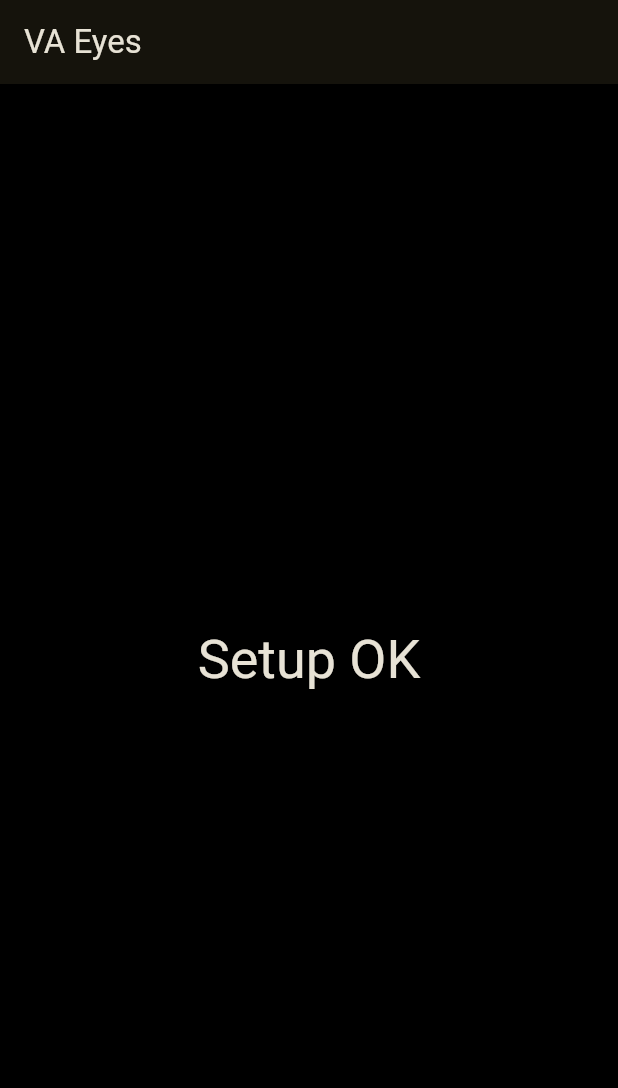
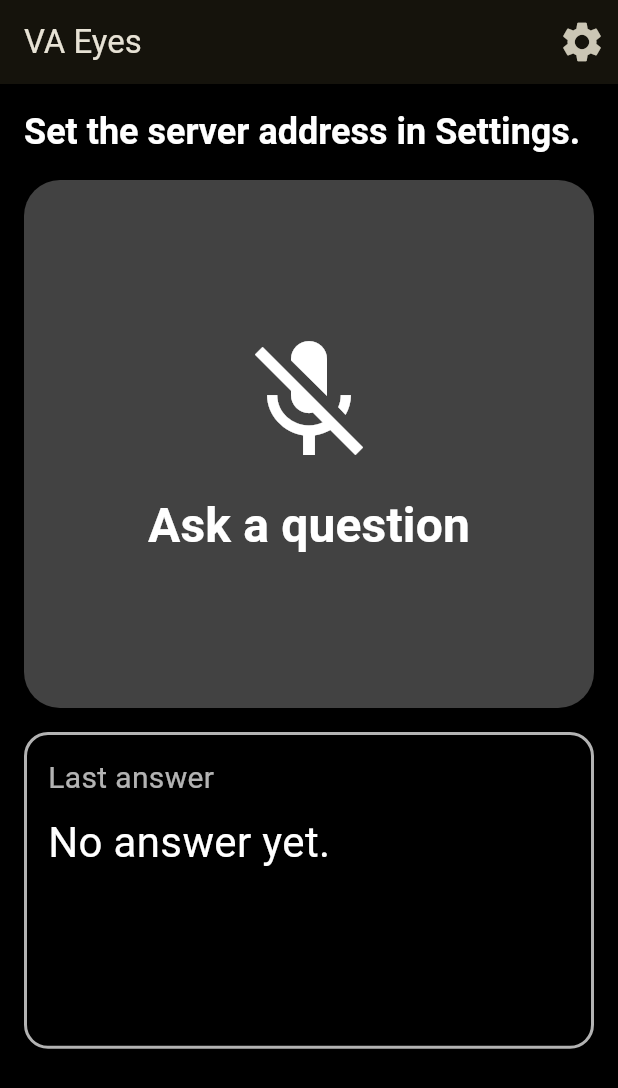
Before and after one commit to MhmdAssidi/voice-assistant-with-eyes, a Flutter app: the screen it shows after launch, on a phone screen of 412 x 824 dp. Shown: the top 1088 px of the screen. Run offline on Flutter 3.47's test engine with Material 3 defaults, Android fonts, the phone set to English and light mode, and no system bars; our stand-ins replace shared_preferences.

Commit message:
feat(mobile): accessible main screen, settings and app state [B2]

```diff
--- /dev/null
+++ b/mobile/lib/l10n/strings.dart
@@ -0,0 +1,147 @@
+import 'package:flutter/widgets.dart';
+
+/// Every text the app shows or announces, in English, French and Arabic.
+///
+/// The language is the user's preferred language from the settings screen.
+/// (Spoken answers follow the language of the question, see B9.)
+class AppStrings {
+  const AppStrings._({
+    required this.appTitle,
+    required this.settings,
+    required this.askButton,
+    required this.stopButton,
+    required this.askHint,
+    required this.statusConnecting,
+    required this.statusNoServer,
+    required this.statusOffline,
+    required this.statusReady,
+    required this.statusListening,
+    required this.statusThinking,
+    required this.statusError,
+    required this.lastAnswer,
+    required this.noAnswerYet,
+    required this.testAnswer,
+    required this.serverAddress,
+    required this.serverAddressHint,
+    required this.serverAddressInvalid,
+    required this.language,
+    required this.save,
+    required this.saved,
+    required this.cameraConnected,
+    required this.cameraDisconnected,
+  });
+
+  final String appTitle;
+  final String settings;
+  final String askButton;
+  final String stopButton;
+  final String askHint;
+  final String statusConnecting;
+  final String statusNoServer;
+  final String statusOffline;
+  final String statusReady;
+  final String statusListening;
+  final String statusThinking;
+  final String statusError;
+  final String lastAnswer;
+  final String noAnswerYet;
+  final String testAnswer;
+  final String serverAddress;
+  final String serverAddressHint;
+  final String serverAddressInvalid;
+  final String language;
+  final String save;
+  final String saved;
+  final String cameraConnected;
+  final String cameraDisconnected;
+
+  /// Supported languages: code -> name written in that language.
+  static const languages = {'en': 'English', 'fr': 'Français', 'ar': 'العربية'};
+
+  static AppStrings of(String languageCode) => switch (languageCode) {
+        'fr' => _fr,
+        'ar' => _ar,
+        _ => _en,
+      };
+
+  static TextDirection directionOf(String languageCode) =>
+      languageCode == 'ar' ? TextDirection.rtl : TextDirection.ltr;
+
+  static const _en = AppStrings._(
+    appTitle: 'VA Eyes',
+    settings: 'Settings',
+    askButton: 'Ask a question',
+    stopButton: 'Stop and send',
+    askHint: 'Tap to start speaking, tap again to send.',
+    statusConnecting: 'Connecting to the server…',
+    statusNoServer: 'Set the server address in Settings.',
+    statusOffline: 'Server not reachable. Check the Wi-Fi and the server address.',
+    statusReady: 'Ready. Tap the big button to ask.',
+    statusListening: 'Listening. Tap again to stop.',
+    statusThinking: 'Thinking…',
+    statusError: 'Something went wrong. Please try again.',
+    lastAnswer: 'Last answer',
+    noAnswerYet: 'No answer yet.',
+    testAnswer: 'Test answer. Real answers come in a later step.',
+    serverAddress: 'Server IP address',
+    serverAddressHint: 'For example 192.168.0.105',
+    serverAddressInvalid: 'Enter an address like 192.168.0.105',
+    language: 'Language',
+    save: 'Save',
+    saved: 'Settings saved.',
+    cameraConnected: 'Camera connected.',
+    cameraDisconnected: 'Camera disconnected.',
+  );
+
+  static const _fr = AppStrings._(
+    appTitle: 'VA Eyes',
+    settings: 'Réglages',
+    askButton: 'Poser une question',
+    stopButton: 'Arrêter et envoyer',
+    askHint: 'Touchez pour parler, touchez à nouveau pour envoyer.',
+    statusConnecting: 'Connexion au serveur…',
+    statusNoServer: 'Indiquez l’adresse du serveur dans les réglages.',
+    statusOffline: 'Serveur injoignable. Vérifiez le Wi-Fi et l’adresse du serveur.',
+    statusReady: 'Prêt. Touchez le grand bouton pour poser une question.',
+    statusListening: 'J’écoute. Touchez à nouveau pour arrêter.',
+    statusThinking: 'Je réfléchis…',
+    statusError: 'Une erreur s’est produite. Veuillez réessayer.',
+    lastAnswer: 'Dernière réponse',
+    noAnswerYet: 'Pas encore de réponse.',
+    testAnswer: 'Réponse de test. Les vraies réponses arrivent dans une prochaine étape.',
+    serverAddress: 'Adresse IP du serveur',
+    serverAddressHint: 'Par exemple 192.168.0.105',
+    serverAddressInvalid: 'Entrez une adresse comme 192.168.0.105',
+    language: 'Langue',
+    save: 'Enregistrer',
+    saved: 'Réglages enregistrés.',
+    cameraConnected: 'Caméra connectée.',
+    cameraDisconnected: 'Caméra déconnectée.',
+  );
+
+  static const _ar = AppStrings._(
+    appTitle: 'VA Eyes',
+    settings: 'الإعدادات',
+    askButton: 'اطرح سؤالاً',
+    stopButton: 'أوقف وأرسل',
+    askHint: 'انقر لبدء الكلام، ثم انقر مرة أخرى للإرسال.',
+    statusConnecting: 'جارٍ الاتصال بالخادم…',
+    statusNoServer: 'أدخل عنوان الخادم في الإعدادات.',
+    statusOffline: 'تعذّر الوصول إلى الخادم. تحقّق من شبكة الواي فاي وعنوان الخادم.',
+    statusReady: 'جاهز. انقر على الزر الكبير لطرح سؤال.',
+    statusListening: 'أستمع. انقر مرة أخرى للإيقاف.',
+    statusThinking: 'أفكّر…',
+    statusError: 'حدث خطأ. يرجى المحاولة مرة أخرى.',
+    lastAnswer: 'آخر إجابة',
+    noAnswerYet: 'لا توجد إجابة بعد.',
+    testAnswer: 'إجابة تجريبية. الإجابات الحقيقية تأتي في خطوة لاحقة.',
+    serverAddress: 'عنوان IP للخادم',
+    serverAddressHint: 'مثلاً 192.168.0.105',
+    serverAddressInvalid: 'أدخل عنوانًا مثل 192.168.0.105',
+    language: 'اللغة',
+    save: 'حفظ',
+    saved: 'تم حفظ الإعدادات.',
+    cameraConnected: 'الكاميرا متصلة.',
+    cameraDisconnected: 'الكاميرا غير متصلة.',
+  );
+}
--- a/mobile/lib/main.dart
+++ b/mobile/lib/main.dart
@@ -1,9 +1,17 @@
 import 'package:flutter/material.dart';
 
+import 'l10n/strings.dart';
 import 'screens/home_screen.dart';
+import 'state/app_state.dart';
 
-void main() {
-  runApp(const VaApp());
+Future<void> main() async {
+  WidgetsFlutterBinding.ensureInitialized();
+  final state = AppState();
+  // Load the saved server address and language before the first frame,
+  // so the screen does not flash in the wrong language.
+  await state.loadSettings();
+  state.startMonitoring();
+  runApp(VaApp(state: state));
 }
 
 /// Root widget of the "Voice Assistant with Eyes" phone app.
@@ -11,7 +19,9 @@ void main() {
 /// High-contrast dark theme with large text: the app is built for blind and
 /// visually impaired users who rely on TalkBack or on very large type.
 class VaApp extends StatelessWidget {
-  const VaApp({super.key});
+  const VaApp({super.key, required this.state});
+
+  final AppState state;
 
   @override
   Widget build(BuildContext context) {
@@ -26,7 +36,15 @@ class VaApp extends StatelessWidget {
         scaffoldBackgroundColor: Colors.black,
         useMaterial3: true,
       ),
-      home: const HomeScreen(),
+      // Right-to-left layout when the app language is Arabic.
+      builder: (context, child) => ListenableBuilder(
+        listenable: state,
+        builder: (context, _) => Directionality(
+          textDirection: AppStrings.directionOf(state.settings.language),
+          child: child!,
+        ),
+      ),
+      home: HomeScreen(state: state),
     );
   }
 }
--- a/mobile/lib/screens/home_screen.dart
+++ b/mobile/lib/screens/home_screen.dart
@@ -1,29 +1,188 @@
 import 'package:flutter/material.dart';
+import 'package:flutter/semantics.dart';
 
-/// Placeholder main screen (B0).
-///
-/// B2 replaces this with the full-screen "Ask" button, the status line
-/// announced to screen readers and the last answer in large text.
-class HomeScreen extends StatelessWidget {
-  const HomeScreen({super.key});
+import '../l10n/strings.dart';
+import '../state/app_state.dart';
+import 'settings_screen.dart';
+
+/// Main screen, built for TalkBack and very large text:
+///   1. status line (what the app is doing, also announced aloud)
+///   2. one huge "Ask" button: tap to start, tap again to send
+///   3. the last answer in large text
+class HomeScreen extends StatefulWidget {
+  const HomeScreen({super.key, required this.state});
+
+  final AppState state;
+
+  @override
+  State<HomeScreen> createState() => _HomeScreenState();
+}
+
+class _HomeScreenState extends State<HomeScreen> {
+  @override
+  void initState() {
+    super.initState();
+    widget.state.onAnnounce = _announce;
+  }
+
+  @override
+  void dispose() {
+    widget.state.onAnnounce = null;
+    super.dispose();
+  }
+
+  /// Makes TalkBack speak [message] even if the user's focus is elsewhere.
+  void _announce(String message) {
+    if (!mounted) return;
+    SemanticsService.sendAnnouncement(
+      View.of(context),
+      message,
+      AppStrings.directionOf(widget.state.settings.language),
+    );
+  }
 
   @override
   Widget build(BuildContext context) {
-    return Scaffold(
-      appBar: AppBar(title: const Text('VA Eyes')),
-      body: Center(
-        child: Padding(
-          padding: const EdgeInsets.all(24),
-          child: Semantics(
-            liveRegion: true,
-            child: Text(
-              'Setup OK',
-              textAlign: TextAlign.center,
-              style: Theme.of(context).textTheme.displaySmall,
+    return ListenableBuilder(
+      listenable: widget.state,
+      builder: (context, _) {
+        final state = widget.state;
+        final s = state.strings;
+        return Scaffold(
+          appBar: AppBar(
+            title: Text(s.appTitle),
+            actions: [
+              IconButton(
+                // semanticLabel is what TalkBack reads: "Settings, button"
+                icon: Icon(Icons.settings, semanticLabel: s.settings),
+                iconSize: 32,
+                onPressed: () => Navigator.of(context).push(
+                  MaterialPageRoute<void>(builder: (_) => SettingsScreen(state: state)),
+                ),
+              ),
+            ],
+          ),
+          body: SafeArea(
+            child: Padding(
+              padding: const EdgeInsets.all(16),
+              child: Column(
+                crossAxisAlignment: CrossAxisAlignment.stretch,
+                children: [
+                  Flexible(flex: 2, child: _StatusLine(text: state.statusText)),
+                  const SizedBox(height: 16),
+                  Expanded(flex: 5, child: _AskButton(state: state)),
+                  const SizedBox(height: 16),
+                  Expanded(
+                    flex: 3,
+                    child: _LastAnswer(
+                      title: s.lastAnswer,
+                      answer: state.lastAnswer ?? s.noAnswerYet,
+                    ),
+                  ),
+                ],
+              ),
             ),
           ),
+        );
+      },
+    );
+  }
+}
+
+class _StatusLine extends StatelessWidget {
+  const _StatusLine({required this.text});
+
+  final String text;
+
+  @override
+  Widget build(BuildContext context) {
+    // Scrolls instead of overflowing when the user's text size is 200%.
+    return SingleChildScrollView(
+      child: Text(
+        text,
+        style: Theme.of(context).textTheme.headlineSmall?.copyWith(
+              color: Colors.white,
+              fontWeight: FontWeight.bold,
+            ),
+      ),
+    );
+  }
+}
+
+class _AskButton extends StatelessWidget {
+  const _AskButton({required this.state});
+
+  final AppState state;
+
+  @override
+  Widget build(BuildContext context) {
+    final s = state.strings;
+    // Each state differs by text AND icon, not only by colour.
+    // Colour pairs all have a contrast ratio above 4.5:1.
+    final (String label, IconData icon, Color background, Color foreground) =
+        switch (state.status) {
+      AppStatus.listening => (s.stopButton, Icons.stop_circle, const Color(0xFFC62828), Colors.white),
+      AppStatus.thinking => (s.statusThinking, Icons.hourglass_top, const Color(0xFF424242), Colors.white),
+      AppStatus.ready || AppStatus.error => (s.askButton, Icons.mic, const Color(0xFFFFD600), Colors.black),
+      _ => (s.askButton, Icons.mic_off, const Color(0xFF424242), Colors.white),
+    };
+
+    return FilledButton(
+      onPressed: state.onAskPressed,
+      style: FilledButton.styleFrom(
+        backgroundColor: background,
+        foregroundColor: foreground,
+        shape: RoundedRectangleBorder(borderRadius: BorderRadius.circular(24)),
+        padding: const EdgeInsets.all(16),
+      ),
+      child: Semantics(
+        hint: s.askHint,
+        child: Column(
+          mainAxisAlignment: MainAxisAlignment.center,
+          children: [
+            Icon(icon, size: 96),
+            const SizedBox(height: 12),
+            Flexible(
+              child: Text(
+                label,
+                textAlign: TextAlign.center,
+                style: const TextStyle(fontSize: 32, fontWeight: FontWeight.bold),
+              ),
+            ),
+          ],
         ),
       ),
     );
   }
 }
+
+class _LastAnswer extends StatelessWidget {
+  const _LastAnswer({required this.title, required this.answer});
+
+  final String title;
+  final String answer;
+
+  @override
+  Widget build(BuildContext context) {
+    return DecoratedBox(
+      decoration: BoxDecoration(
+        border: Border.all(color: Colors.white70, width: 2),
+        borderRadius: BorderRadius.circular(16),
+      ),
+      child: SingleChildScrollView(
+        padding: const EdgeInsets.all(16),
+        child: Column(
+          crossAxisAlignment: CrossAxisAlignment.start,
+          children: [
+            Semantics(
+              header: true,
+              child: Text(title, style: const TextStyle(fontSize: 20, color: Colors.white70)),
+            ),
+            const SizedBox(height: 8),
+            Text(answer, style: const TextStyle(fontSize: 28, color: Colors.white)),
+          ],
+        ),
+      ),
+    );
+  }
+}
--- /dev/null
+++ b/mobile/lib/services/api_client.dart
@@ -0,0 +1,27 @@
+import 'package:http/http.dart' as http;
+
+/// Talks to the backend API on the laptop (port 8000).
+///
+/// B2: health check only. B5 adds the question upload (POST /api/ask).
+class ApiClient {
+  ApiClient({http.Client? client}) : _client = client ?? http.Client();
+
+  final http.Client _client;
+
+  static const apiPort = 8000;
+
+  static Uri baseUri(String host) => Uri(scheme: 'http', host: host, port: apiPort);
+
+  /// True if GET /api/health answers {"status":"ok"} within 3 seconds.
+  Future<bool> isServerReachable(String host) async {
+    try {
+      final response = await _client
+          .get(baseUri(host).replace(path: '/api/health'))
+          .timeout(const Duration(seconds: 3));
+      return response.statusCode == 200;
+    } catch (_) {
+      // Timeout, no route to host, connection refused...: all mean "not reachable".
+      return false;
+    }
+  }
+}
--- /dev/null
+++ b/mobile/lib/services/settings_service.dart
@@ -0,0 +1,44 @@
+import 'package:shared_preferences/shared_preferences.dart';
+
+/// The user's settings, saved on the phone so they survive app restarts.
+class Settings {
+  const Settings({required this.serverHost, required this.language});
+
+  /// Laptop address on the Wi-Fi, e.g. "192.168.0.105". Empty = not set yet.
+  final String serverHost;
+
+  /// Preferred language: "en", "fr" or "ar".
+  final String language;
+
+  bool get hasServer => serverHost.isNotEmpty;
+}
+
+/// Loads and saves [Settings] with shared_preferences.
+class SettingsService {
+  static const _hostKey = 'server_host';
+  static const _languageKey = 'language';
+
+  Future<Settings> load() async {
+    final prefs = await SharedPreferences.getInstance();
+    return Settings(
+      serverHost: prefs.getString(_hostKey) ?? '',
+      language: prefs.getString(_languageKey) ?? 'en',
+    );
+  }
+
+  Future<void> save(Settings settings) async {
+    final prefs = await SharedPreferences.getInstance();
+    await prefs.setString(_hostKey, settings.serverHost);
+    await prefs.setString(_languageKey, settings.language);
+  }
+
+  /// Cleans what the user typed ("http://192.168.0.105:8000/" -> "192.168.0.105").
+  /// Returns null if it does not look like an IP address or host name.
+  static String? normalizeHost(String input) {
+    var host = input.trim();
+    host = host.replaceFirst(RegExp(r'^[a-zA-Z]+://'), '');
+    host = host.split('/').first.split(':').first;
+    final valid = RegExp(r'^[a-zA-Z0-9]([a-zA-Z0-9.-]*[a-zA-Z0-9])?$');
+    return valid.hasMatch(host) ? host : null;
+  }
+}
--- /dev/null
+++ b/mobile/lib/state/app_state.dart
@@ -0,0 +1,134 @@
+import 'dart:async';
+
+import 'package:flutter/foundation.dart';
+
+import '../l10n/strings.dart';
+import '../services/api_client.dart';
+import '../services/settings_service.dart';
+
+/// What the app is doing right now. Each value has a status sentence that is
+/// shown in large text and announced to the screen reader.
+enum AppStatus { connecting, noServer, offline, ready, listening, thinking, error }
+
+/// The single source of truth for the UI (simple ChangeNotifier state).
+///
+/// Screens listen to it and rebuild; it never touches widgets itself. Screen
+/// reader announcements go out through [onAnnounce], which the home screen sets.
+class AppState extends ChangeNotifier {
+  AppState({
+    SettingsService? settingsService,
+    ApiClient? api,
+    this.healthCheckInterval = const Duration(seconds: 5),
+    this.fakeAnswerDelay = const Duration(seconds: 1),
+  })  : _settingsService = settingsService ?? SettingsService(),
+        _api = api ?? ApiClient();
+
+  final SettingsService _settingsService;
+  final ApiClient _api;
+  final Duration healthCheckInterval;
+  final Duration fakeAnswerDelay;
+
+  Settings _settings = const Settings(serverHost: '', language: 'en');
+  AppStatus _status = AppStatus.connecting;
+  String? _lastAnswer;
+  Timer? _healthTimer;
+
+  /// Called with every sentence that should be spoken by TalkBack.
+  void Function(String message)? onAnnounce;
+
+  Settings get settings => _settings;
+  AppStatus get status => _status;
+  String? get lastAnswer => _lastAnswer;
+  AppStrings get strings => AppStrings.of(_settings.language);
+
+  String get statusText => switch (_status) {
+        AppStatus.connecting => strings.statusConnecting,
+        AppStatus.noServer => strings.statusNoServer,
+        AppStatus.offline => strings.statusOffline,
+        AppStatus.ready => strings.statusReady,
+        AppStatus.listening => strings.statusListening,
+        AppStatus.thinking => strings.statusThinking,
+        AppStatus.error => strings.statusError,
+      };
+
+  /// Statuses where nothing is in progress, so a health check may change them.
+  bool get _isIdle => const {
+        AppStatus.connecting,
+        AppStatus.noServer,
+        AppStatus.offline,
+        AppStatus.ready,
+        AppStatus.error,
+      }.contains(_status);
+
+  /// Loads the saved settings. Call once before the first frame.
+  Future<void> loadSettings() async {
+    _settings = await _settingsService.load();
+    if (!_settings.hasServer) _status = AppStatus.noServer;
+    notifyListeners();
+  }
+
+  /// Checks the server now and then every [healthCheckInterval], so the user
+  /// hears it when the connection is lost or comes back.
+  void startMonitoring() {
+    _healthTimer?.cancel();
+    checkServer();
+    _healthTimer = Timer.periodic(healthCheckInterval, (_) => checkServer());
+  }
+
+  Future<void> checkServer() async {
+    if (!_settings.hasServer) {
+      if (_isIdle) _setStatus(AppStatus.noServer);
+      return;
+    }
+    final reachable = await _api.isServerReachable(_settings.serverHost);
+    // Never interrupt a question in progress; B5 handles errors during it.
+    if (_isIdle) _setStatus(reachable ? AppStatus.ready : AppStatus.offline);
+  }
+
+  Future<void> updateSettings(Settings newSettings) async {
+    await _settingsService.save(newSettings);
+    _settings = newSettings;
+    notifyListeners();
+    _announce(strings.saved);
+    if (_isIdle) _setStatus(AppStatus.connecting, announce: false);
+    await checkServer();
+  }
+
+  /// The big button: tap once to start listening, tap again to send.
+  Future<void> onAskPressed() async {
+    switch (_status) {
+      case AppStatus.ready:
+      case AppStatus.error:
+        // TODO(B5): start recording here.
+        _setStatus(AppStatus.listening);
+      case AppStatus.listening:
+        // TODO(B5): stop recording and upload to POST /api/ask.
+        _setStatus(AppStatus.thinking);
+        await Future<void>.delayed(fakeAnswerDelay);
+        _lastAnswer = strings.testAnswer;
+        _setStatus(AppStatus.ready, announce: false);
+        _announce(_lastAnswer!);
+      case AppStatus.thinking:
+        break; // already busy: ignore extra taps
+      case AppStatus.connecting:
+      case AppStatus.noServer:
+      case AppStatus.offline:
+        _announce(statusText); // repeat why asking is not possible yet
+    }
+  }
+
+  void _setStatus(AppStatus status, {bool announce = true}) {
+    if (status == _status) return;
+    _status = status;
+    notifyListeners();
+    if (announce) _announce(statusText);
+  }
+
+  void _announce(String message) => onAnnounce?.call(message);
+
+  @override
+  void dispose() {
+    _healthTimer?.cancel();
+    super.dispose();
+  }
+}
```
Also changed, not shown: mobile/lib/screens/settings_screen.dart (added, +105 -0 lines), 2 other files.
